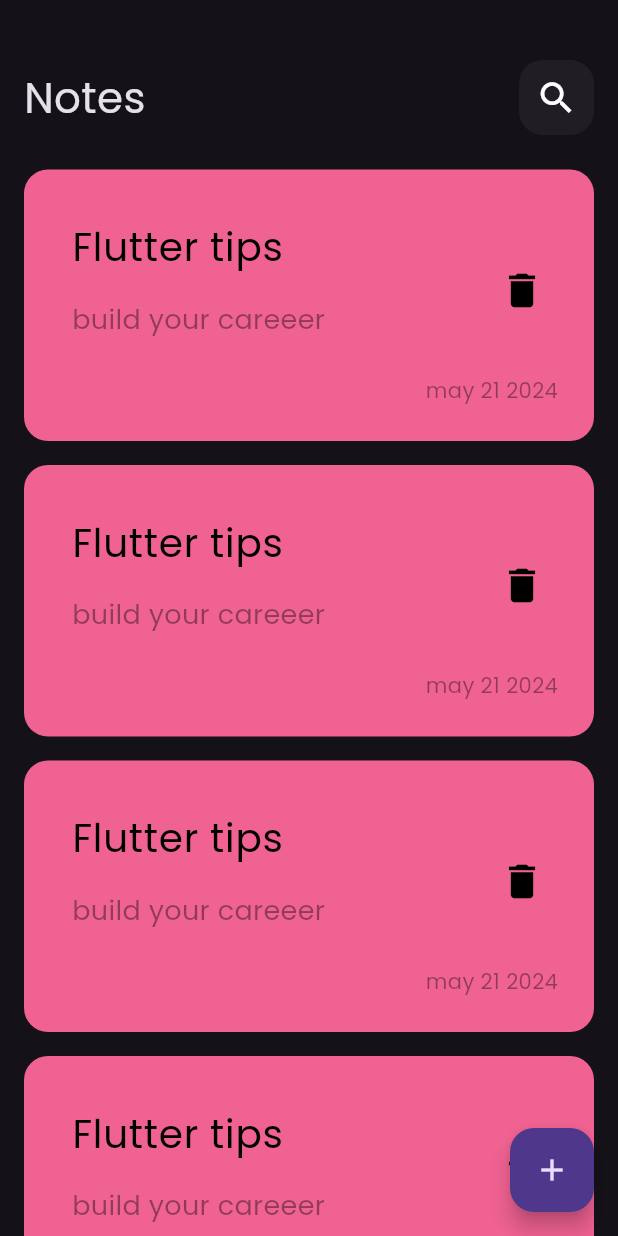
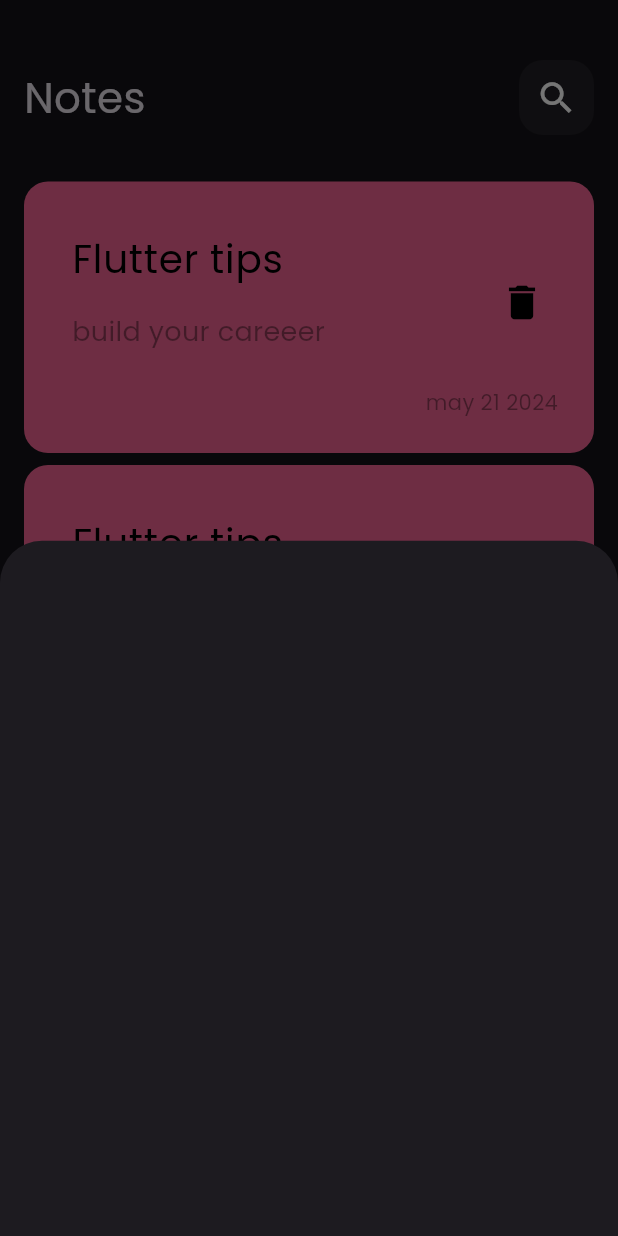
Before and after one commit to leqaadiab/notes_app, a Flutter app: the screen it shows after launch, after a tap on the "add" icon, on a phone screen of 412 x 824 dp. Run offline on Flutter 3.47's test engine with Material 3 defaults, Android fonts, the light colour scheme and no system bars.

Commit message:
notes item

```diff
--- a/lib/views/note_view.dart
+++ b/lib/views/note_view.dart
@@ -1,4 +1,5 @@
 import 'package:flutter/material.dart';
+import 'package:new_note_application/views/widgets/add_note_modal_sheet.dart';
 import 'package:new_note_application/views/widgets/notes_view_body.dart';
 
 class NoteView extends StatelessWidget {
@@ -8,7 +9,13 @@
   Widget build(BuildContext context) {
     return Scaffold(
       floatingActionButton: FloatingActionButton(
-        onPressed: () {},
+        onPressed: () {
+          showModalBottomSheet(
+              context: context,
+              builder: (context) {
+                return const AddNoteModalSheet();
+              });
+        },
         child: const Icon(Icons.add),
       ),
       body: const NotesViewBody(),
--- /dev/null
+++ b/lib/views/widgets/add_note_modal_sheet.dart
@@ -0,0 +1,10 @@
+import 'package:flutter/material.dart';
+
+class AddNoteModalSheet extends StatelessWidget {
+  const AddNoteModalSheet({super.key});
+
+  @override
+  Widget build(BuildContext context) {
+    return Container();
+  }
+}
--- a/lib/views/widgets/notes_list_view.dart
+++ b/lib/views/widgets/notes_list_view.dart
@@ -7,11 +7,16 @@
 
   @override
   Widget build(BuildContext context) {
-    return ListView.builder(itemBuilder: (context, index) {
-      return const Padding(
-        padding: EdgeInsets.symmetric(vertical: 8),
-        child: NoteItem(),
-      );
-    });
+    return Padding(
+      padding: const EdgeInsets.symmetric(vertical: 12),
+      child: ListView.builder(
+          padding: EdgeInsets.zero,
+          itemBuilder: (context, index) {
+            return const Padding(
+              padding: EdgeInsets.symmetric(vertical: 4),
+              child: NoteItem(),
+            );
+          }),
+    );
   }
 }
```
